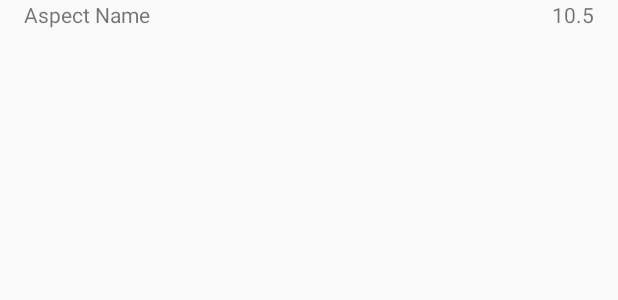
After one commit to augustocardoso07/AspectsControl, an Android app: the layout aspect_item.xml on its own in the app's theme, with its tools: preview values and no code run, on a phone screen of 412 x 824 dp. The commit adds this screen. Shown: the top 300 px of the screen. Run offline under Robolectric (Android 15) with nearby library versions, the phone set to English and light mode, and no system bars.

Commit message:
average in the main activity

```diff
--- /dev/null
+++ b/app/src/main/res/layout/aspect_item.xml
@@ -0,0 +1,26 @@
+<?xml version="1.0" encoding="utf-8"?>
+<LinearLayout xmlns:android="http://schemas.android.com/apk/res/android"
+    android:orientation="horizontal"
+    android:layout_width="match_parent"
+    android:layout_height="wrap_content"
+    android:paddingStart="?android:attr/listPreferredItemPaddingStart"
+    android:paddingEnd="?android:attr/listPreferredItemPaddingEnd"
+    android:minHeight="?android:attr/listPreferredItemHeightSmall"
+    android:textAppearance="?android:attr/textAppearanceListItemSmall">
+
+    <TextView
+        android:id="@+id/tv_aspect_item_name"
+        android:text="Aspect Name"
+        android:layout_width="0dp"
+        android:layout_height="match_parent"
+        android:layout_weight="1"/>
+
+    <TextView
+        android:id="@+id/tv_aspect_item_average"
+        android:text="10.5"
+        android:layout_width="wrap_content"
+        android:layout_height="match_parent" />
+
+
+
+</LinearLayout>
```
Also changed, not shown: app/src/main/java/com/example/renancardoso/aspectscontrol/Adapters/AspectsAdapter.java (added, +61 -0 lines), app/src/main/java/com/example/renancardoso/aspectscontrol/MainActivity.java (+10 -18 lines).
